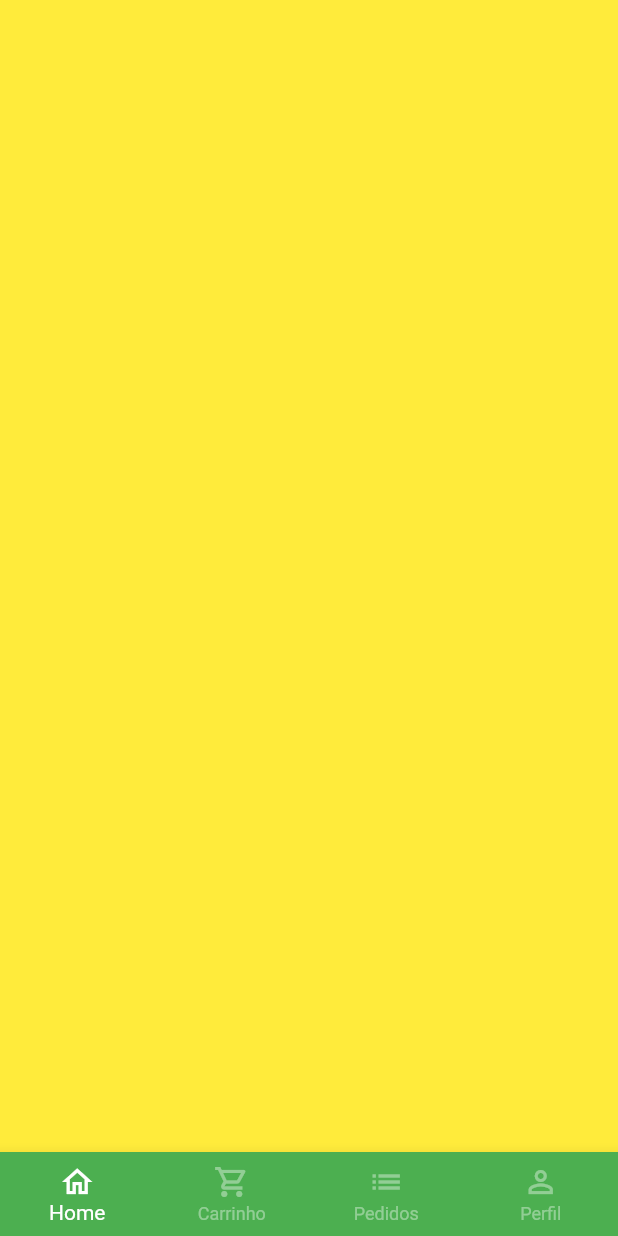
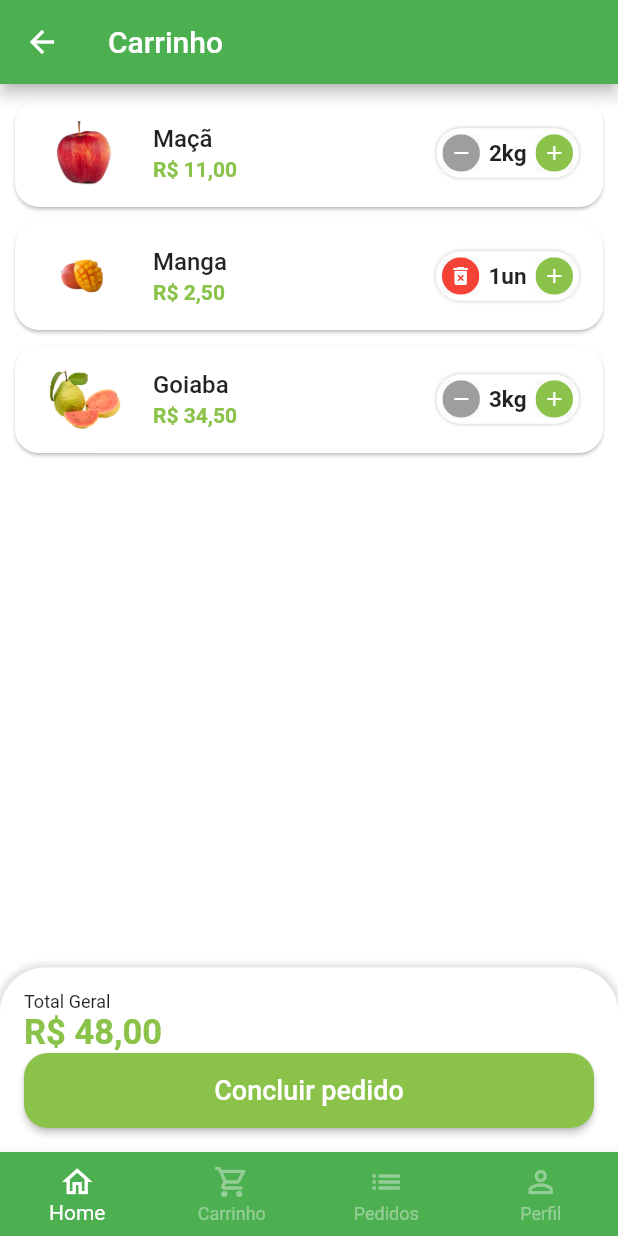
Before and after one commit to MarceloSantosCorrea/flutter-greengrocer, a Flutter app: the BaseScreen screen opened directly, swiped to page 2, on a phone screen of 412 x 824 dp. Run offline on Flutter 3.47's test engine with Material 2 defaults, Android fonts, the phone set to English and light mode, and no system bars; our stand-ins replace animated_text_kit, badges, mask_text_input_formatter.

Commit message:
Flutter UI: Tela do Carrinho

```diff
--- a/lib/src/config/app_data.dart
+++ b/lib/src/config/app_data.dart
@@ -1,3 +1,4 @@
+import 'package:greengrocer/src/models/cart_item_model.dart';
 import 'package:greengrocer/src/models/item_model.dart';
 
 ItemModel apple = ItemModel(
@@ -71,3 +72,18 @@ List<String> categories = [
   'Temperos',
   'Cereais'
 ];
+
+List<CartItemModel> cartItems = [
+  CartItemModel(
+    item: apple,
+    quantity: 2,
+  ),
+  CartItemModel(
+    item: mango,
+    quantity: 1,
+  ),
+  CartItemModel(
+    item: guava,
+    quantity: 3,
+  ),
+];
--- /dev/null
+++ b/lib/src/models/cart_item_model.dart
@@ -0,0 +1,13 @@
+import 'package:greengrocer/src/models/item_model.dart';
+
+class CartItemModel {
+  ItemModel item;
+  int quantity;
+
+  CartItemModel({
+    required this.item,
+    required this.quantity,
+  });
+
+  double totalPrice() => item.price * quantity;
+}
--- a/lib/src/pages/base/base_screen.dart
+++ b/lib/src/pages/base/base_screen.dart
@@ -1,4 +1,5 @@
 import 'package:flutter/material.dart';
+import 'package:greengrocer/src/pages/cart/cart_tab.dart';
 import 'package:greengrocer/src/pages/home/home_tab.dart';
 
 class BaseScreen extends StatefulWidget {
@@ -20,7 +21,7 @@ class _BaseScreenState extends State<BaseScreen> {
         controller: pageController,
         children: [
           const HomeTab(),
-          Container(color: Colors.yellow),
+          CartTab(),
           Container(color: Colors.blue),
           Container(color: Colors.purple),
         ],
--- /dev/null
+++ b/lib/src/pages/cart/cart_tab.dart
@@ -0,0 +1,149 @@
+import 'package:flutter/material.dart';
+import 'package:greengrocer/src/config/custom_colors.dart';
+import 'package:greengrocer/src/models/cart_item_model.dart';
+import 'package:greengrocer/src/pages/cart/components/cart_tile.dart';
+import 'package:greengrocer/src/services/utils_services.dart';
+import 'package:greengrocer/src/config/app_data.dart' as app_data;
+
+class CartTab extends StatefulWidget {
+  const CartTab({Key? key}) : super(key: key);
+
+  @override
+  State<CartTab> createState() => _CartTabState();
+}
+
+class _CartTabState extends State<CartTab> {
+  final UtilsServices utilsServices = UtilsServices();
+
+  void removeItemFromCart(CartItemModel cartItem) {
+    setState(() {
+      app_data.cartItems.remove(cartItem);
+    });
+  }
+
+  double cartTotalPrice() {
+    double total = 0;
+
+    for (var item in app_data.cartItems) {
+      total += item.totalPrice();
+    }
+
+    return total;
+  }
+
+  @override
+  Widget build(BuildContext context) {
+    return Scaffold(
+      appBar: AppBar(
+        title: const Text('Carrinho'),
+      ),
+      body: Column(
+        children: [
+          Expanded(
+            child: ListView.builder(
+              physics: const BouncingScrollPhysics(),
+              itemCount: app_data.cartItems.length,
+              itemBuilder: (_, index) {
+                return CartTile(
+                  cartItem: app_data.cartItems[index],
+                  remove: removeItemFromCart,
+                );
+              },
+            ),
+          ),
+          Container(
+            padding: const EdgeInsets.all(16),
+            decoration: BoxDecoration(
+              color: Colors.white,
+              borderRadius: const BorderRadius.vertical(
+                top: Radius.circular(30),
+              ),
+              boxShadow: [
+                BoxShadow(
+                  color: Colors.grey.shade300,
+                  blurRadius: 3,
+                  spreadRadius: 2,
+                ),
+              ],
+            ),
+            child: Column(
+              crossAxisAlignment: CrossAxisAlignment.stretch,
+              children: [
+                const Text(
+                  'Total Geral',
+                  style: TextStyle(
+                    fontSize: 12,
+                  ),
+                ),
+                Text(
+                  utilsServices.priceToCurrent(cartTotalPrice()),
+                  style: TextStyle(
+                    fontSize: 23,
+                    color: CustomColors.customSwatchColor,
+                    fontWeight: FontWeight.bold,
+                  ),
+                ),
+                SizedBox(
+                  height: 50,
+                  child: ElevatedButton(
+                    style: ElevatedButton.styleFrom(
+                      primary: CustomColors.customSwatchColor,
+                      shape: RoundedRectangleBorder(
+                        borderRadius: BorderRadius.circular(16),
+                      ),
+                    ),
+                    onPressed: () async {
+                      bool? result = await showOrderConfirmation();
+
+                      print(result);
+                    },
+                    child: const Text(
+                      'Concluir pedido',
+                      style: TextStyle(
+                        fontSize: 18,
+                      ),
+                    ),
+                  ),
+                ),
+              ],
+            ),
+          ),
+        ],
+      ),
+    );
+  }
+
+  Future<bool?> showOrderConfirmation() {
+    return showDialog<bool>(
+      context: context,
+      builder: (context) {
+        return AlertDialog(
+          shape: RoundedRectangleBorder(
+            borderRadius: BorderRadius.circular(20),
+          ),
+          title: const Text('Confirmação'),
+          content: const Text('Deseja realmente concluir o pedido?'),
+          actions: [
+            TextButton(
+              onPressed: () {
+                Navigator.of(context).pop(false);
+              },
+              child: const Text('Não'),
+            ),
+            ElevatedButton(
+              style: ElevatedButton.styleFrom(
+                shape: RoundedRectangleBorder(
+                  borderRadius: BorderRadius.circular(20),
+                ),
+              ),
+              onPressed: () {
+                Navigator.of(context).pop(true);
+              },
+              child: const Text('Sim'),
+            ),
+          ],
+        );
+      },
+    );
+  }
+}
--- /dev/null
+++ b/lib/src/pages/cart/components/cart_tile.dart
@@ -0,0 +1,75 @@
+import 'package:flutter/material.dart';
+import 'package:greengrocer/src/config/custom_colors.dart';
+import 'package:greengrocer/src/models/cart_item_model.dart';
+import 'package:greengrocer/src/pages/common_widgets/quantity_widget.dart';
+import 'package:greengrocer/src/services/utils_services.dart';
+
+class CartTile extends StatefulWidget {
+  final CartItemModel cartItem;
+  final Function(CartItemModel) remove;
+
+  const CartTile({
+    Key? key,
+    required this.cartItem,
+    required this.remove,
+  }) : super(key: key);
+
+  @override
+  State<CartTile> createState() => _CartTileState();
+}
+
+class _CartTileState extends State<CartTile> {
+  final UtilsServices utilsServices = UtilsServices();
+
+  @override
+  Widget build(BuildContext context) {
+    return Card(
+      margin: const EdgeInsets.fromLTRB(10, 10, 10, 0),
+      shape: RoundedRectangleBorder(
+        borderRadius: BorderRadius.circular(16),
+      ),
+      child: ListTile(
+        // Imagem
+        leading: Image.asset(
+          widget.cartItem.item.imgUrl,
+          height: 60,
+          width: 60,
+        ),
+
+        // Título
+        title: Text(
+          widget.cartItem.item.itemName,
+          style: const TextStyle(
+            fontWeight: FontWeight.w500,
+          ),
+        ),
+
+        // Total
+        subtitle: Text(
+          utilsServices.priceToCurrent(widget.cartItem.totalPrice()),
+          style: TextStyle(
+            color: CustomColors.customSwatchColor,
+            fontWeight: FontWeight.bold,
+          ),
+        ),
+
+        // Quantidade
+        trailing: QuantityWidget(
+          suffixText: widget.cartItem.item.unit,
+          value: widget.cartItem.quantity,
+          result: (quantity) {
+            setState(() {
+              widget.cartItem.quantity = quantity;
+
+              if (quantity == 0) {
+                // remover item do carrinho
+                widget.remove(widget.cartItem);
+              }
+            });
+          },
+          isRemovable: true,
+        ),
+      ),
+    );
+  }
+}
--- a/lib/src/pages/common_widgets/quantity_widget.dart
+++ b/lib/src/pages/common_widgets/quantity_widget.dart
@@ -5,12 +5,14 @@ class QuantityWidget extends StatelessWidget {
   final int value;
   final String suffixText;
   final Function(int quantity) result;
+  final bool isRemovable;
 
   const QuantityWidget({
     Key? key,
     required this.value,
     required this.suffixText,
     required this.result,
+    this.isRemovable = false,
   }) : super(key: key);
 
   @override
@@ -29,12 +31,14 @@ class QuantityWidget extends StatelessWidget {
         ],
       ),
       child: Row(
+        mainAxisSize: MainAxisSize.min,
         children: [
           _QuantityButton(
-            icon: Icons.remove,
-            color: Colors.grey,
+            icon:
+                !isRemovable || value > 1 ? Icons.remove : Icons.delete_forever,
+            color: !isRemovable || value > 1 ? Colors.grey : Colors.red,
             onPressed: () {
-              if (value == 1) return;
+              if (value == 1 && !isRemovable) return;
 
               int resultCount = value - 1;
               result(resultCount);
```
